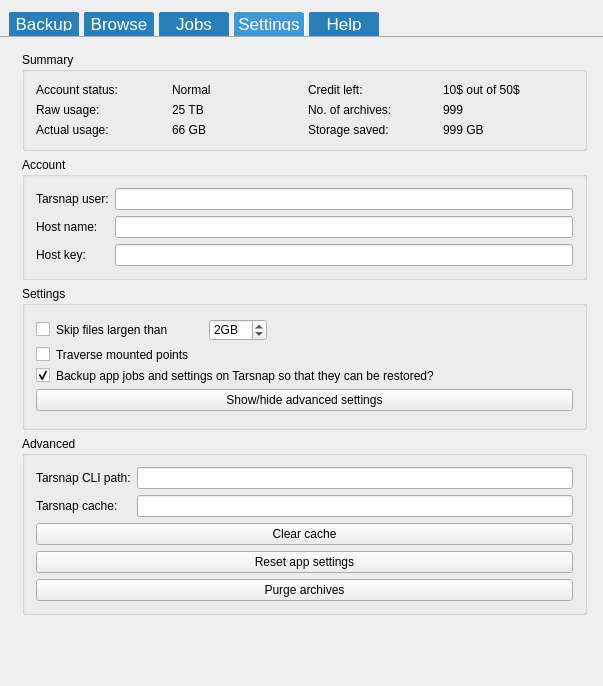
This is mainwindow.ui in Tarsnap/tarsnap-gui as Qt 5 draws it before an edit. The edited form follows.
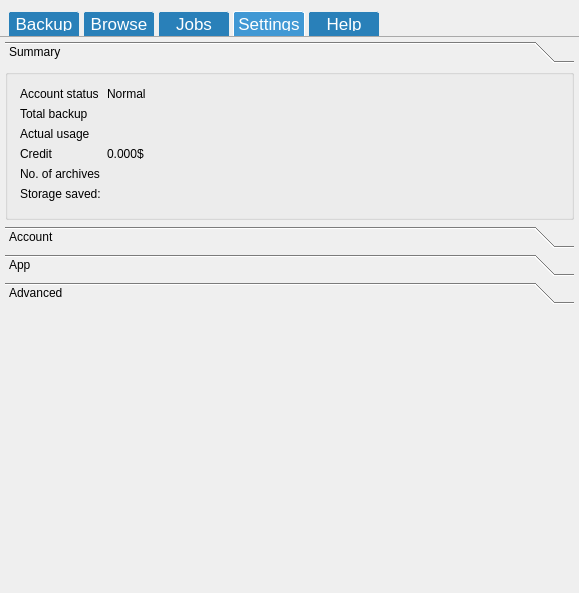
This is the edited form. The open tabs and pages were chosen to show the change. Icons and pictures are not drawn. Custom widgets are drawn as their Qt base class.

Commit message: Re-arrange the settings categories in a QToolBox and other layout adjustments for the settings items.

```diff
--- a/mainwindow.ui
+++ b/mainwindow.ui
@@ -6,8 +6,8 @@
    <rect>
     <x>0</x>
     <y>0</y>
-    <width>603</width>
-    <height>686</height>
+    <width>579</width>
+    <height>593</height>
    </rect>
   </property>
   <property name="acceptDrops">
@@ -941,21 +941,192 @@
         <number>5</number>
        </property>
        <item>
-        <widget class="QWidget" name="widget" native="true">
+        <widget class="QToolBox" name="settingsToolbox">
+         <property name="currentIndex">
+          <number>0</number>
+         </property>
+         <widget class="QWidget" name="settingsSummaryPage">
+          <property name="geometry">
+           <rect>
+            <x>0</x>
+            <y>0</y>
+            <width>569</width>
+            <height>167</height>
+           </rect>
+          </property>
+          <attribute name="label">
+           <string>Summary</string>
+          </attribute>
+          <layout class="QVBoxLayout" name="verticalLayout_9">
+           <property name="leftMargin">
+            <number>0</number>
+           </property>
+           <property name="topMargin">
+            <number>0</number>
+           </property>
+           <property name="rightMargin">
+            <number>0</number>
+           </property>
+           <property name="bottomMargin">
+            <number>0</number>
+           </property>
+           <item>
+            <widget class="QGroupBox" name="groupBox">
+             <property name="title">
+              <string/>
+             </property>
          <layout class="QFormLayout" name="formLayout">
-          <property name="fieldGrowthPolicy">
-           <enum>QFormLayout::AllNonFixedFieldsGrow</enum>
-          </property>
-          <property name="labelAlignment">
-           <set>Qt::AlignRight|Qt::AlignTrailing|Qt::AlignVCenter</set>
-          </property>
           <property name="formAlignment">
            <set>Qt::AlignLeading|Qt::AlignLeft|Qt::AlignTop</set>
           </property>
+              <property name="leftMargin">
+               <number>12</number>
+              </property>
+              <property name="topMargin">
+               <number>12</number>
+              </property>
+              <property name="rightMargin">
+               <number>12</number>
+              </property>
+              <property name="bottomMargin">
+               <number>12</number>
+              </property>
+              <item row="0" column="0">
+               <widget class="QLabel" name="label_8">
+                <property name="text">
+                 <string>Account status</string>
+                </property>
+               </widget>
+              </item>
+              <item row="0" column="1">
+               <widget class="QLabel" name="accountStatusLabel">
+                <property name="text">
+                 <string>Normal</string>
+                </property>
+                <property name="textInteractionFlags">
+                 <set>Qt::LinksAccessibleByMouse|Qt::TextSelectableByMouse</set>
+                </property>
+               </widget>
+              </item>
+              <item row="1" column="0">
+               <widget class="QLabel" name="label_2">
+                <property name="text">
+                 <string>Total backup</string>
+                </property>
+               </widget>
+              </item>
+              <item row="1" column="1">
+               <widget class="QLabel" name="totalBackupSizeLabel">
+                <property name="text">
+                 <string/>
+                </property>
+                <property name="textInteractionFlags">
+                 <set>Qt::LinksAccessibleByMouse|Qt::TextSelectableByMouse</set>
+                </property>
+               </widget>
+              </item>
+              <item row="2" column="0">
+               <widget class="QLabel" name="label_4">
+                <property name="text">
+                 <string>Actual usage</string>
+                </property>
+               </widget>
+              </item>
           <item row="2" column="1">
-           <widget class="QGroupBox" name="groupBox_2">
-            <property name="title">
+               <widget class="QLabel" name="actualBackupSizeLabel">
+                <property name="text">
+                 <string/>
+                </property>
+                <property name="textInteractionFlags">
+                 <set>Qt::LinksAccessibleByMouse|Qt::TextSelectableByMouse</set>
+                </property>
+               </widget>
+              </item>
+              <item row="3" column="0">
+               <widget class="QLabel" name="label_16">
+                <property name="text">
+                 <string>Credit</string>
+                </property>
+               </widget>
+              </item>
+              <item row="3" column="1">
+               <widget class="QLabel" name="creditLabel">
+                <property name="text">
+                 <string>0.000$</string>
+                </property>
+                <property name="textInteractionFlags">
+                 <set>Qt::LinksAccessibleByMouse|Qt::TextSelectableByMouse</set>
+                </property>
+               </widget>
+              </item>
+              <item row="4" column="0">
+               <widget class="QLabel" name="label_6">
+                <property name="text">
+                 <string>No. of archives</string>
+                </property>
+               </widget>
+              </item>
+              <item row="4" column="1">
+               <widget class="QLabel" name="archivesCountLabel">
+                <property name="text">
+                 <string/>
+                </property>
+                <property name="textInteractionFlags">
+                 <set>Qt::LinksAccessibleByMouse|Qt::TextSelectableByMouse</set>
+                </property>
+               </widget>
+              </item>
+              <item row="5" column="0">
+               <widget class="QLabel" name="label_21">
+                <property name="text">
+                 <string>Storage saved:</string>
+                </property>
+               </widget>
+              </item>
+              <item row="5" column="1">
+               <widget class="QLabel" name="storageSavedLabel">
+                <property name="text">
+                 <string/>
+                </property>
+                <property name="textInteractionFlags">
+                 <set>Qt::LinksAccessibleByMouse|Qt::TextSelectableByMouse</set>
+                </property>
+               </widget>
+              </item>
+             </layout>
+            </widget>
+           </item>
+          </layout>
+         </widget>
+         <widget class="QWidget" name="settingsAccountPage">
+          <property name="geometry">
+           <rect>
+            <x>0</x>
+            <y>0</y>
+            <width>130</width>
+            <height>114</height>
+           </rect>
+          </property>
+          <attribute name="label">
              <string>Account</string>
+          </attribute>
+          <layout class="QVBoxLayout" name="verticalLayout_14">
+           <property name="leftMargin">
+            <number>0</number>
+           </property>
+           <property name="topMargin">
+            <number>0</number>
+           </property>
+           <property name="rightMargin">
+            <number>0</number>
+           </property>
+           <property name="bottomMargin">
+            <number>0</number>
+           </property>
+           <item>
+            <widget class="QGroupBox" name="groupBox_2">
+             <property name="title">
+              <string/>
             </property>
             <layout class="QFormLayout" name="formLayout_3">
              <property name="fieldGrowthPolicy">
@@ -964,7 +1135,7 @@
              <item row="0" column="0">
               <widget class="QLabel" name="label">
                <property name="text">
-                <string>Tarsnap user:</string>
+                 <string>Tarsnap user</string>
                </property>
               </widget>
              </item>
@@ -978,7 +1149,7 @@
              <item row="1" column="0">
               <widget class="QLabel" name="label_19">
                <property name="text">
-                <string>Host name:</string>
+                 <string>Machine name</string>
                </property>
               </widget>
              </item>
@@ -992,7 +1163,7 @@
              <item row="2" column="0">
               <widget class="QLabel" name="label_11">
                <property name="text">
-                <string>Host key:</string>
+                 <string>Machine key</string>
                </property>
               </widget>
              </item>
@@ -1006,43 +1177,109 @@
             </layout>
            </widget>
           </item>
-          <item row="3" column="1">
+          </layout>
+         </widget>
+         <widget class="QWidget" name="settingsAppPage">
+          <property name="geometry">
+           <rect>
+            <x>0</x>
+            <y>0</y>
+            <width>500</width>
+            <height>147</height>
+           </rect>
+          </property>
+          <attribute name="label">
+           <string>App</string>
+          </attribute>
+          <layout class="QVBoxLayout" name="verticalLayout_15">
+           <property name="leftMargin">
+            <number>0</number>
+           </property>
+           <property name="topMargin">
+            <number>0</number>
+           </property>
+           <property name="rightMargin">
+            <number>0</number>
+           </property>
+           <property name="bottomMargin">
+            <number>0</number>
+           </property>
+           <item>
            <widget class="QGroupBox" name="groupBox_3">
             <property name="title">
-             <string>Settings</string>
+              <string/>
             </property>
             <layout class="QGridLayout" name="gridLayout">
-             <property name="horizontalSpacing">
+              <property name="spacing">
               <number>-1</number>
              </property>
-             <property name="verticalSpacing">
-              <number>4</number>
-             </property>
-             <item row="1" column="1" colspan="2">
-              <widget class="QLabel" name="label_15">
+              <item row="4" column="0">
+               <widget class="QCheckBox" name="checkBox_4">
                <property name="text">
-                <string>Traverse mounted points</string>
+                 <string>Use SI notation(1000) instead of byte multipliers(1024)</string>
                </property>
               </widget>
              </item>
              <item row="1" column="0">
-              <widget class="QCheckBox" name="checkBox_2">
+               <widget class="QCheckBox" name="checkBox_5">
                <property name="text">
-                <string/>
+                 <string>Aggressive networking</string>
                </property>
               </widget>
              </item>
-             <item row="0" column="1">
-              <widget class="QLabel" name="label_14">
+              <item row="3" column="0" colspan="4">
+               <widget class="QCheckBox" name="checkBox">
+                <property name="text">
+                 <string>Backup app jobs and settings on Tarsnap so that they can be restored?</string>
+                </property>
+                <property name="checked">
+                 <bool>false</bool>
+                </property>
+               </widget>
+              </item>
+              <item row="0" column="0">
+               <widget class="QCheckBox" name="checkBox_3">
+                <property name="sizePolicy">
+                 <sizepolicy hsizetype="Maximum" vsizetype="Fixed">
+                  <horstretch>0</horstretch>
+                  <verstretch>0</verstretch>
+                 </sizepolicy>
+                </property>
                <property name="text">
                 <string>Skip files largen than</string>
                </property>
-              </widget>
-             </item>
-             <item row="0" column="2">
+                <property name="tristate">
+                 <bool>false</bool>
+                </property>
+               </widget>
+              </item>
+              <item row="0" column="2" colspan="2">
+               <spacer name="horizontalSpacer_3">
+                <property name="orientation">
+                 <enum>Qt::Horizontal</enum>
+                </property>
+                <property name="sizeType">
+                 <enum>QSizePolicy::Minimum</enum>
+                </property>
+                <property name="sizeHint" stdset="0">
+                 <size>
+                  <width>40</width>
+                  <height>20</height>
+                 </size>
+                </property>
+               </spacer>
+              </item>
+              <item row="2" column="0">
+               <widget class="QCheckBox" name="checkBox_2">
+                <property name="text">
+                 <string>Traverse mounted points</string>
+                </property>
+               </widget>
+              </item>
+              <item row="0" column="1">
               <widget class="QSpinBox" name="spinBox">
                <property name="sizePolicy">
-                <sizepolicy hsizetype="Maximum" vsizetype="Fixed">
+                 <sizepolicy hsizetype="Minimum" vsizetype="Fixed">
                  <horstretch>0</horstretch>
                  <verstretch>0</verstretch>
                 </sizepolicy>
@@ -1055,236 +1292,132 @@
                </property>
               </widget>
              </item>
-             <item row="2" column="1" colspan="4">
-              <widget class="QLabel" name="label_13">
-               <property name="toolTip">
-                <string>(they are backed up just as usual backups)</string>
-               </property>
-               <property name="text">
-                <string>Backup app jobs and settings on Tarsnap so that they can be restored?</string>
-               </property>
-               <property name="wordWrap">
-                <bool>true</bool>
-               </property>
-              </widget>
-             </item>
-             <item row="0" column="0">
-              <widget class="QCheckBox" name="checkBox_3">
-               <property name="sizePolicy">
-                <sizepolicy hsizetype="Maximum" vsizetype="Fixed">
-                 <horstretch>0</horstretch>
-                 <verstretch>0</verstretch>
-                </sizepolicy>
-               </property>
-               <property name="text">
-                <string/>
-               </property>
-               <property name="tristate">
-                <bool>false</bool>
-               </property>
-              </widget>
-             </item>
-             <item row="0" column="3" colspan="2">
-              <spacer name="horizontalSpacer_3">
-               <property name="orientation">
-                <enum>Qt::Horizontal</enum>
-               </property>
-               <property name="sizeType">
-                <enum>QSizePolicy::Minimum</enum>
-               </property>
-               <property name="sizeHint" stdset="0">
-                <size>
-                 <width>40</width>
-                 <height>20</height>
-                </size>
-               </property>
-              </spacer>
-             </item>
-             <item row="2" column="0">
-              <widget class="QCheckBox" name="checkBox">
-               <property name="text">
-                <string/>
-               </property>
-               <property name="checked">
-                <bool>true</bool>
-               </property>
-              </widget>
-             </item>
-             <item row="3" column="0" colspan="5">
-              <widget class="QPushButton" name="pushButton_8">
-               <property name="text">
-                <string>Show/hide advanced settings</string>
-               </property>
-              </widget>
-             </item>
-            </layout>
-           </widget>
-          </item>
-          <item row="4" column="1">
-           <widget class="QGroupBox" name="groupBox_6">
-            <property name="title">
+             </layout>
+            </widget>
+           </item>
+          </layout>
+         </widget>
+         <widget class="QWidget" name="settingsAdvancedPage">
+          <property name="geometry">
+           <rect>
+            <x>0</x>
+            <y>0</y>
+            <width>176</width>
+            <height>219</height>
+           </rect>
+          </property>
+          <attribute name="label">
              <string>Advanced</string>
+          </attribute>
+          <layout class="QVBoxLayout" name="verticalLayout_16">
+           <property name="leftMargin">
+            <number>0</number>
+           </property>
+           <property name="topMargin">
+            <number>0</number>
+           </property>
+           <property name="rightMargin">
+            <number>0</number>
+           </property>
+           <property name="bottomMargin">
+            <number>0</number>
+           </property>
+           <item>
+            <widget class="QGroupBox" name="groupBox_6">
+             <property name="title">
+              <string/>
             </property>
             <layout class="QGridLayout" name="gridLayout_2">
-             <item row="3" column="0" colspan="6">
-              <widget class="QPushButton" name="pushButton_7">
-               <property name="text">
-                <string>Reset app settings</string>
-               </property>
-              </widget>
-             </item>
-             <item row="0" column="0">
-              <widget class="QLabel" name="label_20">
+              <item row="1" column="1" colspan="3">
+               <widget class="QLineEdit" name="tarsnapCacheLineEdit">
+                <property name="sizePolicy">
+                 <sizepolicy hsizetype="Preferred" vsizetype="Fixed">
+                  <horstretch>0</horstretch>
+                  <verstretch>0</verstretch>
+                 </sizepolicy>
+                </property>
                <property name="text">
-                <string>Tarsnap CLI path:</string>
+                 <string/>
                </property>
               </widget>
              </item>
-             <item row="1" column="0">
-              <widget class="QLabel" name="label_12">
-               <property name="text">
-                <string>Tarsnap cache:</string>
-               </property>
-              </widget>
-             </item>
-             <item row="4" column="0" colspan="6">
-              <widget class="QPushButton" name="pushButton">
+              <item row="0" column="1" colspan="3">
+               <widget class="QLineEdit" name="tarsnapPathLineEdit">
+                <property name="sizePolicy">
+                 <sizepolicy hsizetype="Preferred" vsizetype="Fixed">
+                  <horstretch>0</horstretch>
+                  <verstretch>0</verstretch>
+                 </sizepolicy>
+                </property>
                <property name="text">
                 <string>Purge archives</string>
                </property>
               </widget>
              </item>
-             <item row="2" column="0" colspan="6">
+              <item row="3" column="0" colspan="4">
               <widget class="QPushButton" name="pushButton_6">
                <property name="text">
                 <string>Clear cache</string>
                </property>
               </widget>
              </item>
-             <item row="0" column="1" colspan="5">
-              <widget class="QLineEdit" name="tarsnapPathLineEdit">
-               <property name="sizePolicy">
-                <sizepolicy hsizetype="Preferred" vsizetype="Fixed">
-                 <horstretch>0</horstretch>
-                 <verstretch>0</verstretch>
-                </sizepolicy>
-               </property>
+              <item row="5" column="0" colspan="4">
+               <widget class="QPushButton" name="pushButton">
                <property name="text">
-                <string/>
-               </property>
-              </widget>
-             </item>
-             <item row="1" column="1" colspan="5">
-              <widget class="QLineEdit" name="tarsnapCacheLineEdit">
-               <property name="sizePolicy">
-                <sizepolicy hsizetype="Preferred" vsizetype="Fixed">
-                 <horstretch>0</horstretch>
-                 <verstretch>0</verstretch>
-                </sizepolicy>
-               </property>
-               <property name="text">
-                <string/>
-               </property>
-              </widget>
-             </item>
-            </layout>
-           </widget>
-          </item>
-          <item row="1" column="1">
-           <widget class="QGroupBox" name="groupBox">
-            <property name="title">
-             <string>Summary</string>
-            </property>
-            <layout class="QGridLayout" name="gridLayout_3">
-             <item row="2" column="1">
-              <widget class="QLabel" name="label_5">
-               <property name="text">
-                <string>66 GB</string>
-               </property>
-              </widget>
-             </item>
-             <item row="2" column="0">
-              <widget class="QLabel" name="label_4">
-               <property name="text">
-                <string>Actual usage:</string>
-               </property>
-              </widget>
-             </item>
-             <item row="0" column="1">
-              <widget class="QLabel" name="label_9">
-               <property name="text">
-                <string>Normal</string>
+                 <string>Purge archives</string>
                </property>
               </widget>
              </item>
              <item row="1" column="0">
-              <widget class="QLabel" name="label_2">
+               <widget class="QLabel" name="label_12">
                <property name="text">
-                <string>Raw usage:</string>
-               </property>
-              </widget>
-             </item>
-             <item row="0" column="3">
-              <widget class="QLabel" name="label_17">
-               <property name="text">
-                <string>10$ out of 50$</string>
-               </property>
-              </widget>
-             </item>
-             <item row="1" column="1">
-              <widget class="QLabel" name="label_3">
-               <property name="text">
-                <string>25 TB</string>
+                 <string>Tarsnap cache path</string>
                </property>
               </widget>
              </item>
              <item row="0" column="0">
-              <widget class="QLabel" name="label_8">
+               <widget class="QLabel" name="label_20">
                <property name="text">
-                <string>Account status:</string>
+                 <string>Tarsnap client path</string>
                </property>
               </widget>
              </item>
-             <item row="0" column="2">
-              <widget class="QLabel" name="label_16">
+              <item row="4" column="0" colspan="4">
+               <widget class="QPushButton" name="pushButton_7">
                <property name="text">
-                <string>Credit left:</string>
+                 <string>Reset app settings</string>
                </property>
               </widget>
              </item>
-             <item row="1" column="2">
-              <widget class="QLabel" name="label_6">
+              <item row="2" column="0" colspan="4">
+               <widget class="QPushButton" name="pushButton_8">
                <property name="text">
-                <string>No. of archives:</string>
+                 <string>Repair cache</string>
                </property>
               </widget>
              </item>
-             <item row="1" column="3">
-              <widget class="QLabel" name="label_7">
-               <property name="text">
-                <string>999</string>
-               </property>
-              </widget>
-             </item>
-             <item row="2" column="2">
-              <widget class="QLabel" name="label_21">
-               <property name="text">
-                <string>Storage saved:</string>
-               </property>
-              </widget>
-             </item>
-             <item row="2" column="3">
-              <widget class="QLabel" name="label_22">
-               <property name="text">
-                <string>999 GB</string>
-               </property>
-              </widget>
-             </item>
             </layout>
            </widget>
           </item>
          </layout>
         </widget>
+        </widget>
+       </item>
+       <item>
+        <spacer name="verticalSpacer_3">
+         <property name="orientation">
+          <enum>Qt::Vertical</enum>
+         </property>
+         <property name="sizeType">
+          <enum>QSizePolicy::Expanding</enum>
+         </property>
+         <property name="sizeHint" stdset="0">
+          <size>
+           <width>0</width>
+           <height>0</height>
+          </size>
+         </property>
+        </spacer>
        </item>
       </layout>
      </widget>
```
Left out of the diff: 10 changed lines with no effect on the pictures. Lines whose indentation alone changed are shown as unchanged.
